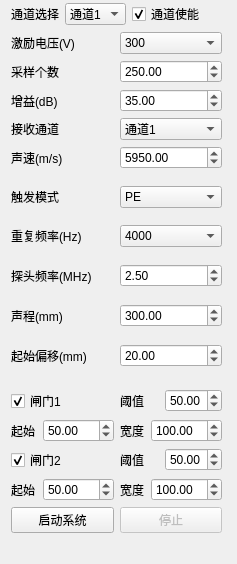
Qt form Ui/ParaSetWidget.ui (lishuaiyuan1990/Zynq) before a commit.
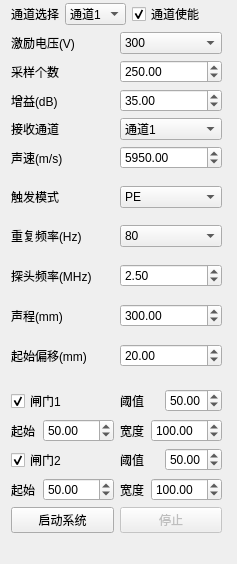
The same form after that commit.

Patch:
```diff
--- a/Ui/ParaSetWidget.ui
+++ b/Ui/ParaSetWidget.ui
@@ -398,7 +398,7 @@
               <item>
                <widget class="QComboBox" name="m_prf">
                 <property name="currentIndex">
-                 <number>7</number>
+                 <number>0</number>
                 </property>
                 <item>
                  <property name="text">
```
Left out of the diff: 50 changed lines with no effect on the pictures.
